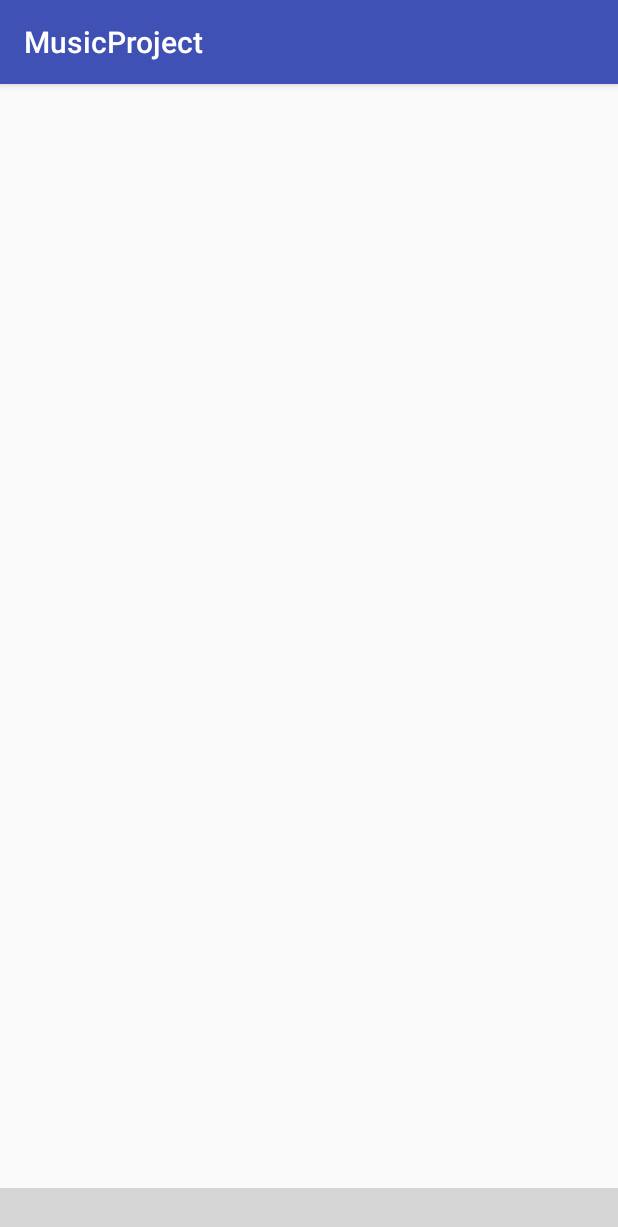
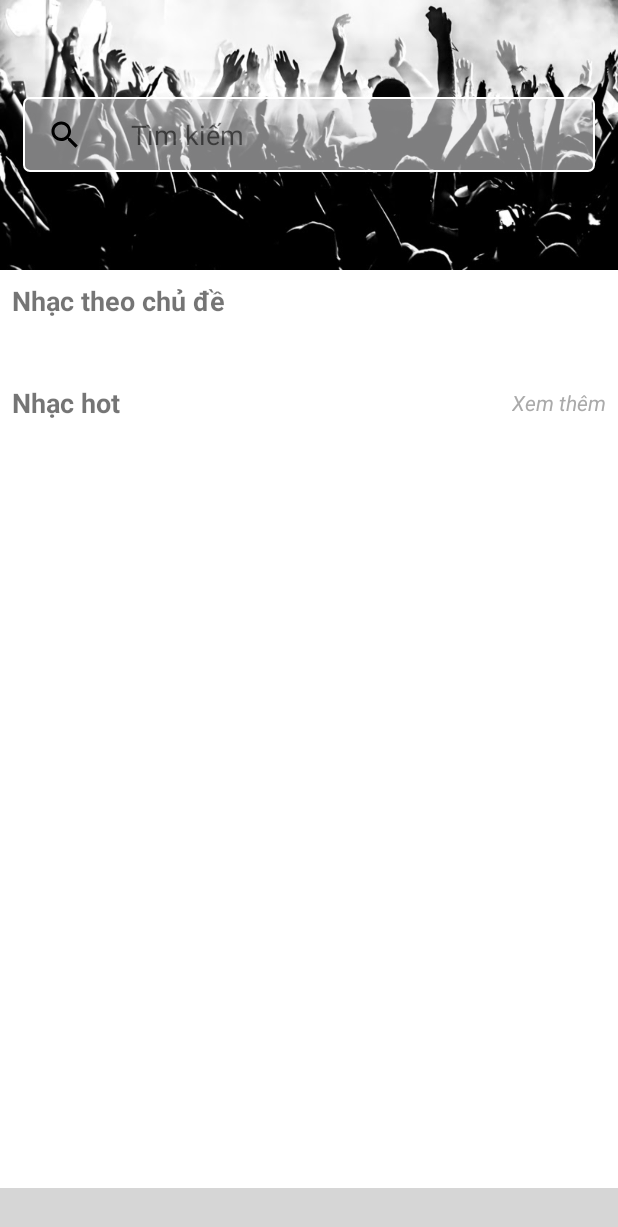
Before and after one commit to NguyenHoTienDat/Music_15, an Android app: the screen it shows after launch (MainActivity), on a phone screen of 412 x 824 dp. Shown: the top 1227 px of the screen. Run offline under Robolectric (Android 15) with nearby library versions, the phone set to English and light mode, and no system bars; libraries missing offline, so code that uses them is left out: com.aurelhubert.ahbottomnavigation; plain views replace AHBottomNavigation; 8 statements that could not run were skipped; grey boxes are pictures that could not be loaded.

Commit message:
Create home ui and Add indef main activity

```diff
--- a/app/src/main/java/com/framgia/dattien/musicproject/data/source/remote/config/MusicDataHandle.java
+++ b/app/src/main/java/com/framgia/dattien/musicproject/data/source/remote/config/MusicDataHandle.java
@@ -1,6 +1,4 @@
 package com.framgia.dattien.musicproject.data.source.remote.config;
-
-import android.util.Log;
 
 import com.framgia.dattien.musicproject.data.model.Song;
 import com.framgia.dattien.musicproject.data.model.User;
--- a/app/src/main/java/com/framgia/dattien/musicproject/screen/BaseFragment.java
+++ b/app/src/main/java/com/framgia/dattien/musicproject/screen/BaseFragment.java
@@ -7,5 +7,4 @@
  */
 
 public abstract class BaseFragment extends Fragment {
-
 }
--- a/app/src/main/java/com/framgia/dattien/musicproject/screen/main/MainActivity.java
+++ b/app/src/main/java/com/framgia/dattien/musicproject/screen/main/MainActivity.java
@@ -85,15 +85,15 @@
     @Override
     public void onChangeTabClick(int tabPosition) {
         switch (tabPosition) {
-            case Constant.TAB_HOME_POSITION: {
+            case TabLevel.TAB_HOME: {
                 findOrCreateFragment(mHomeFragment, HomeFragment.HOME_FRG_TAG);
                 return;
             }
-            case Constant.TAB_ME_POSITION: {
+            case TabLevel.TAB_ME: {
                 findOrCreateFragment(mMeFragment, MeFragment.ME_FRG_TAG);
                 return;
             }
-            case Constant.TAB_INFORMATION_POSITION: {
+            case TabLevel.TAB_INFOR: {
                 findOrCreateFragment(mInforFragment, InforFragment.INFOR_FRG_TAG);
                 return;
             }
--- /dev/null
+++ b/app/src/main/java/com/framgia/dattien/musicproject/screen/main/TabLevel.java
@@ -0,0 +1,14 @@
+package com.framgia.dattien.musicproject.screen.main;
+
+import android.support.annotation.IntDef;
+
+/**
+ * Created by tiendatbkhn on 24/05/2018.
+ */
+
+@IntDef({TabLevel.TAB_HOME, TabLevel.TAB_ME, TabLevel.TAB_INFOR})
+public @interface TabLevel {
+    int TAB_HOME = 0;
+    int TAB_ME = 1;
+    int TAB_INFOR = 2;
+}
--- a/app/src/main/java/com/framgia/dattien/musicproject/screen/main/homefragment/HomeFragment.java
+++ b/app/src/main/java/com/framgia/dattien/musicproject/screen/main/homefragment/HomeFragment.java
@@ -1,5 +1,11 @@
 package com.framgia.dattien.musicproject.screen.main.homefragment;
 
+import android.os.Bundle;
+import android.support.annotation.Nullable;
+import android.view.LayoutInflater;
+import android.view.View;
+import android.view.ViewGroup;
+import com.framgia.dattien.musicproject.R;
 import com.framgia.dattien.musicproject.screen.BaseFragment;
 
 /**
@@ -12,6 +18,12 @@
 
     private static HomeFragment mNewInstance;
 
+    @Nullable
+    @Override
+    public View onCreateView(LayoutInflater inflater, @Nullable ViewGroup container, @Nullable Bundle savedInstanceState) {
+        return inflater.inflate(R.layout.fragment_home, container, false);
+    }
+
     public static HomeFragment getInstance() {
         if (mNewInstance == null) {
             mNewInstance = new HomeFragment();
--- a/app/src/main/java/com/framgia/dattien/musicproject/utils/Constant.java
+++ b/app/src/main/java/com/framgia/dattien/musicproject/utils/Constant.java
@@ -22,13 +22,4 @@
     public static final int READ_TIME_OUT = 5000; /*milliseconds*/
     public static final int CONNECT_TIME_OUT = 5000; /*milliseconds*/
     public static final String BREAK_LINE_CHAR = "\n";
-
-    /**
-     * Tab postion in MainActivity
-     */
-
-    public static final int TAB_HOME_POSITION = 0;
-    public static final int TAB_ME_POSITION = 1;
-    public static final int TAB_INFORMATION_POSITION = 2;
-
 }
--- /dev/null
+++ b/app/src/main/res/drawable/ic_search.xml
@@ -0,0 +1,9 @@
+<vector xmlns:android="http://schemas.android.com/apk/res/android"
+        android:width="24dp"
+        android:height="24dp"
+        android:viewportWidth="24.0"
+        android:viewportHeight="24.0">
+    <path
+        android:fillColor="#FF000000"
+        android:pathData="M15.5,14h-0.79l-0.28,-0.27C15.41,12.59 16,11.11 16,9.5 16,5.91 13.09,3 9.5,3S3,5.91 3,9.5 5.91,16 9.5,16c1.61,0 3.09,-0.59 4.23,-1.57l0.27,0.28v0.79l5,4.99L20.49,19l-4.99,-5zM9.5,14C7.01,14 5,11.99 5,9.5S7.01,5 9.5,5 14,7.01 14,9.5 11.99,14 9.5,14z"/>
+</vector>
--- /dev/null
+++ b/app/src/main/res/drawable/shape_search.xml
@@ -0,0 +1,8 @@
+<?xml version="1.0" encoding="utf-8"?>
+<shape xmlns:android="http://schemas.android.com/apk/res/android">
+    <stroke
+        android:width="@dimen/dp_1"
+        android:color="@android:color/white" />
+    <corners android:radius="@dimen/dp_4" />
+    <solid android:color="@color/color_porcelain_transparent" />
+</shape>
--- /dev/null
+++ b/app/src/main/res/layout/fragment_home.xml
@@ -0,0 +1,127 @@
+<?xml version="1.0" encoding="utf-8"?>
+<android.support.design.widget.CoordinatorLayout
+    xmlns:android="http://schemas.android.com/apk/res/android"
+    xmlns:app="http://schemas.android.com/apk/res-auto"
+    android:id="@+id/coordinatorLayout"
+    android:layout_width="match_parent"
+    android:layout_height="match_parent"
+    android:background="@android:color/white">
+
+    <android.support.design.widget.AppBarLayout
+        android:id="@+id/appBar"
+        android:layout_width="match_parent"
+        android:layout_height="@dimen/dp_180">
+
+        <android.support.design.widget.CollapsingToolbarLayout
+            android:id="@+id/collapsing_toolbar"
+            android:layout_width="match_parent"
+            android:layout_height="@dimen/dp_180"
+            app:layout_scrollFlags="scroll|exitUntilCollapsed"
+            app:titleEnabled="false">
+
+            <ImageView
+                android:layout_width="match_parent"
+                android:layout_height="match_parent"
+                android:adjustViewBounds="true"
+                android:scaleType="fitXY"
+                android:src="@drawable/music_banner"
+                app:layout_collapseMode="parallax" />
+
+            <android.support.v7.widget.Toolbar
+                android:id="@+id/toolbar"
+                android:layout_width="match_parent"
+                android:layout_height="@dimen/dp_50"
+                android:layout_gravity="center"
+                android:layout_margin="@dimen/dp_15"
+                android:background="@drawable/shape_search"
+                app:layout_collapseMode="pin"
+                app:navigationIcon="@drawable/ic_search">
+
+                <TextView
+                    android:layout_width="match_parent"
+                    android:layout_height="match_parent"
+                    android:gravity="center_vertical"
+                    android:text="@string/main_search"
+                    android:textSize="@dimen/sp_18" />
+            </android.support.v7.widget.Toolbar>
+
+        </android.support.design.widget.CollapsingToolbarLayout>
+    </android.support.design.widget.AppBarLayout>
+
+    <android.support.v4.widget.NestedScrollView
+        android:id="@+id/scroll"
+        android:layout_width="match_parent"
+        android:layout_height="match_parent"
+        android:clipToPadding="false"
+        app:layout_behavior="@string/appbar_scrolling_view_behavior">
+
+        <android.support.constraint.ConstraintLayout
+            android:layout_width="match_parent"
+            android:layout_height="match_parent">
+
+            <TextView
+                android:id="@+id/text_genre_music_title"
+                android:layout_width="match_parent"
+                android:layout_height="wrap_content"
+                android:layout_marginStart="@dimen/dp_8"
+                android:layout_marginTop="@dimen/dp_8"
+                android:text="@string/genre_music"
+                android:textSize="@dimen/sp_18"
+                android:textStyle="bold"
+                app:layout_constraintStart_toStartOf="parent"
+                app:layout_constraintTop_toTopOf="parent" />
+
+            <android.support.v7.widget.RecyclerView
+                android:id="@+id/rv_genre_music"
+                android:layout_width="match_parent"
+                android:layout_height="wrap_content"
+                android:layout_marginStart="@dimen/dp_8"
+                android:layout_marginTop="@dimen/dp_8"
+                android:orientation="horizontal"
+                android:padding="@dimen/dp_10"
+                app:layoutManager="LinearLayoutManager"
+                app:layout_constraintStart_toStartOf="parent"
+                app:layout_constraintTop_toBottomOf="@+id/text_genre_music_title" />
+
+            <TextView
+                android:id="@+id/text_hot_music_title"
+                android:layout_width="wrap_content"
+                android:layout_height="wrap_content"
+                android:paddingBottom="@dimen/dp_10"
+                android:paddingLeft="@dimen/dp_8"
+                android:paddingTop="@dimen/dp_15"
+                android:text="@string/top_music"
+                android:textSize="@dimen/sp_18"
+                android:textStyle="bold"
+                app:layout_constraintStart_toStartOf="parent"
+                app:layout_constraintTop_toBottomOf="@+id/rv_genre_music" />
+
+            <TextView
+                android:id="@+id/text_see_more"
+                android:layout_width="wrap_content"
+                android:layout_height="wrap_content"
+                android:layout_marginEnd="@dimen/dp_8"
+                android:paddingBottom="@dimen/dp_10"
+                android:paddingLeft="@dimen/dp_8"
+                android:paddingTop="@dimen/dp_15"
+                android:text="@string/action_see_more"
+                android:textStyle="italic"
+                android:textColor="@android:color/darker_gray"
+                app:layout_constraintBottom_toBottomOf="@+id/text_hot_music_title"
+                app:layout_constraintEnd_toEndOf="parent"
+                app:layout_constraintTop_toBottomOf="@+id/rv_genre_music" />
+
+            <android.support.v7.widget.RecyclerView
+                android:id="@+id/rv_hot_music"
+                android:layout_width="match_parent"
+                android:layout_height="wrap_content"
+                android:layout_marginStart="@dimen/dp_8"
+                android:layout_marginTop="@dimen/dp_8"
+                android:padding="@dimen/dp_10"
+                app:layoutManager="LinearLayoutManager"
+                app:layout_constraintStart_toStartOf="parent"
+                app:layout_constraintTop_toBottomOf="@+id/text_hot_music_title" />
+
+        </android.support.constraint.ConstraintLayout>
+    </android.support.v4.widget.NestedScrollView>
+</android.support.design.widget.CoordinatorLayout>
--- a/app/src/main/res/values/colors.xml
+++ b/app/src/main/res/values/colors.xml
@@ -3,4 +3,6 @@
     <color name="colorPrimary">#3F51B5</color>
     <color name="colorPrimaryDark">#303F9F</color>
     <color name="colorAccent">#FF4081</color>
+    <color name="color_porcelain_transparent">#8be7e8ea</color>
+    <color name="color_mischka">#e2e2e9</color>
 </resources>
--- a/app/src/main/res/values/dimen.xml
+++ b/app/src/main/res/values/dimen.xml
@@ -7,8 +7,12 @@
     <dimen name="sp_24">24sp</dimen>
     <dimen name="sp_36">36sp</dimen>
     <dimen name="dp_0.5">0.5dp</dimen>
+    <dimen name="dp_1">1dp</dimen>
     <dimen name="dp_4">4dp</dimen>
+    <dimen name="dp_5">5dp</dimen>
     <dimen name="dp_8">8dp</dimen>
+    <dimen name="dp_10">10dp</dimen>
+    <dimen name="dp_15">15dp</dimen>
     <dimen name="dp_16">16dp</dimen>
     <dimen name="dp_20">20dp</dimen>
     <dimen name="dp_24">24dp</dimen>
--- a/app/src/main/res/values/strings.xml
+++ b/app/src/main/res/values/strings.xml
@@ -3,5 +3,8 @@
     <string name="bottomnavigation_home_tab">Trang chủ</string>
     <string name="bottomnavigation_me_tab">Cá nhân</string>
     <string name="bottomnavigation_infor_tab">Thông tin</string>
-
+    <string name="main_search">Tìm kiếm</string>
+    <string name="genre_music">Nhạc theo chủ đề</string>
+    <string name="top_music">Nhạc hot</string>
+    <string name="action_see_more">Xem thêm</string>
 </resources>
--- a/app/src/main/res/values/styles.xml
+++ b/app/src/main/res/values/styles.xml
@@ -1,7 +1,7 @@
 <resources>
 
     <!-- Base application theme. -->
-    <style name="AppTheme" parent="Theme.AppCompat.Light.DarkActionBar">
+    <style name="AppTheme" parent="Theme.AppCompat.Light.NoActionBar">
         <!-- Customize your theme here. -->
         <item name="colorPrimary">@color/colorPrimary</item>
         <item name="colorPrimaryDark">@color/colorPrimaryDark</item>
```
Also changed, not shown: app/src/main/res/drawable-v24/music_banner.jpg (added).
